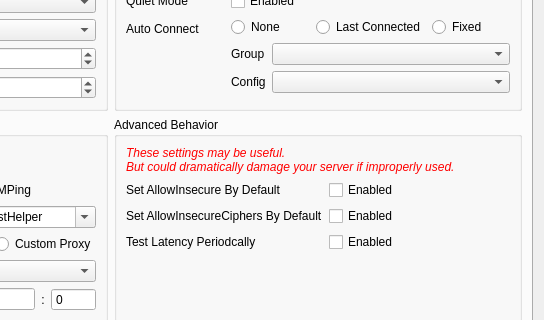
First picture: the form in src/ui/windows/w_PreferencesWindow.ui, repository Qv2ray/Qv2ray, before the edit; both pictures show x 323 to 867 and y 136 to 456 of the 867 by 624 pixel window.
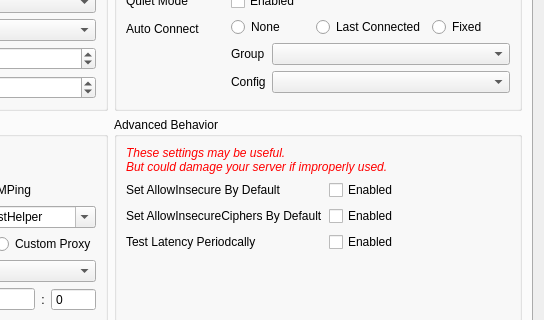
Second picture: the form after the edit. Icons and pictures are not drawn.

Commit message: fix: fixed a memory leak

The edit to the form file:
```diff
--- a/src/ui/windows/w_PreferencesWindow.ui
+++ b/src/ui/windows/w_PreferencesWindow.ui
@@ -598,7 +598,7 @@
               </property>
               <property name="text">
                <string>These settings may be useful.
-But could dramatically damage your server if improperly used.</string>
+But could damage your server if improperly used.</string>
               </property>
               <property name="textFormat">
                <enum>Qt::PlainText</enum>
```
The commit also changes 2 other files.
